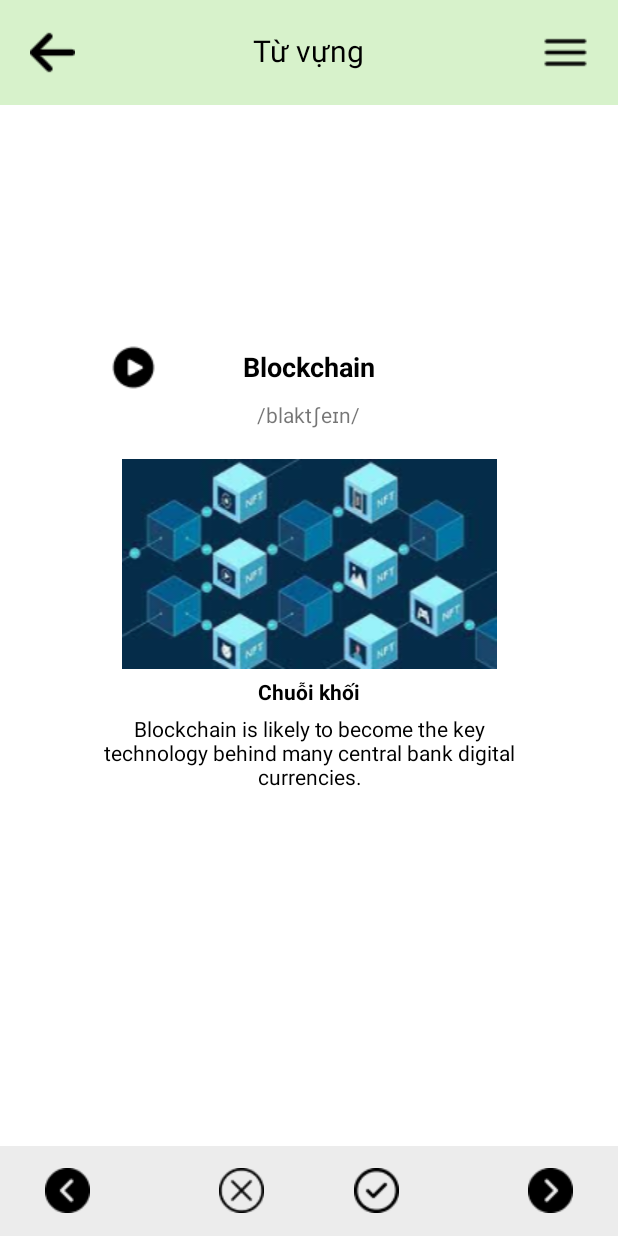
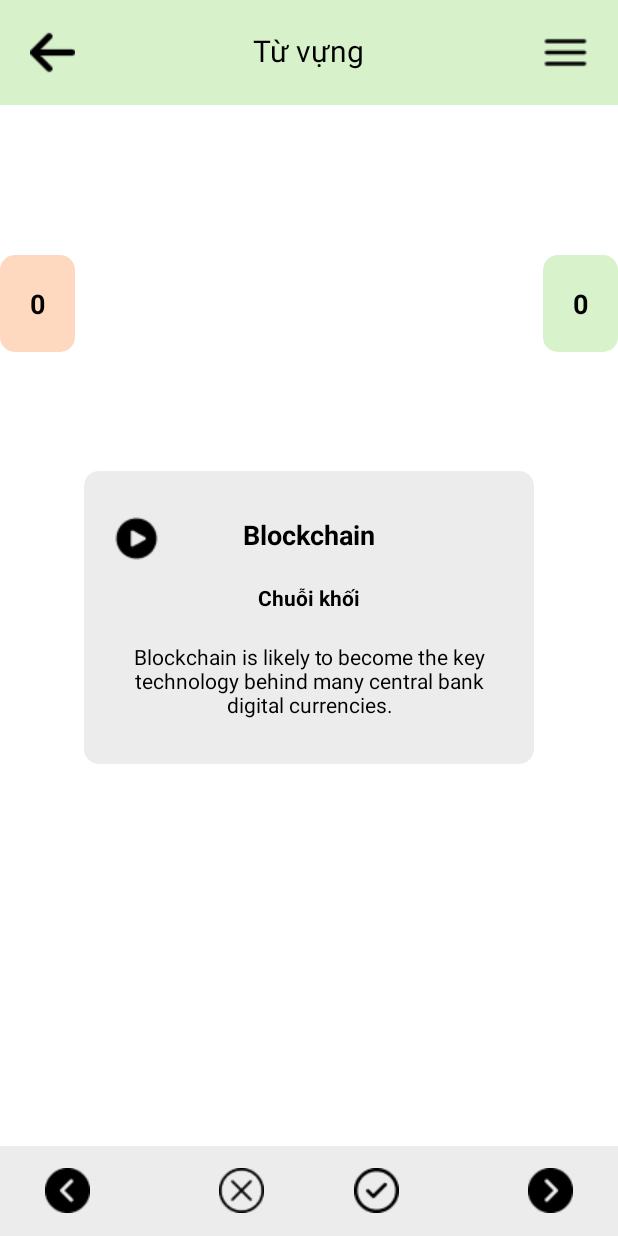
Before and after one commit to yagita2104/ESH, an Android app: the layout activity_vocab_screen.xml on its own in the app's theme, with its tools: preview values and no code run, on a phone screen of 412 x 824 dp. Run offline under Robolectric (Android 15) with nearby library versions, the phone set to English and light mode, and no system bars.

Commit message:
Big update

```diff
--- a/app/src/main/AndroidManifest.xml
+++ b/app/src/main/AndroidManifest.xml
@@ -14,6 +14,9 @@
         android:supportsRtl="true"
         android:theme="@style/Theme.ESH"
         tools:targetApi="31">
+        <activity
+            android:name=".activity.test.CheckScreen"
+            android:exported="false" />
         <activity
             android:name=".activity.test.TestScreen"
             android:exported="false" />
@@ -70,7 +73,7 @@
             android:exported="false" />
         <activity
             android:name=".activity.MainActivity"
-            android:exported="false"></activity>
+            android:exported="false" />
     </application>
 
 </manifest>
--- a/app/src/main/res/layout/activity_vocab_screen.xml
+++ b/app/src/main/res/layout/activity_vocab_screen.xml
@@ -6,6 +6,7 @@
     android:layout_height="match_parent"
     tools:context=".activity.home.VocabScreen">
     <RelativeLayout
+        android:id="@+id/rltVocab"
         android:layout_width="match_parent"
         android:layout_height="wrap_content"
         android:background="#d7f2cb">
@@ -43,19 +44,47 @@
             android:layout_marginBottom="20dip"
             android:src="@drawable/ic_button_list" />
     </RelativeLayout>
+    <TextView
+        android:id="@+id/txtAmountVocabUnknow"
+        android:layout_below="@+id/rltVocab"
+        android:layout_marginTop="100dp"
+        android:padding="20dp"
+        android:text="0"
+        android:textStyle="bold"
+        android:textSize="18sp"
+        android:textColor="@color/black"
+        android:layout_width="wrap_content"
+        android:layout_height="wrap_content"
+        android:backgroundTint="@color/home_color_button_2"
+        android:background="@drawable/rectangle"/>
+    <TextView
+        android:id="@+id/txtAmountVocabKnow"
+        android:layout_below="@+id/rltVocab"
+        android:layout_marginTop="100dp"
+        android:padding="20dp"
+        android:text="0"
+        android:textStyle="bold"
+        android:textSize="18sp"
+        android:textColor="@color/black"
+        android:layout_width="wrap_content"
+        android:layout_height="wrap_content"
+        android:backgroundTint="@color/home_color_button_1"
+        android:background="@drawable/rectangle"
+        android:layout_alignParentRight="true"/>
+
     <RelativeLayout
         android:layout_width="300dip"
-        android:layout_height="400dip"
-        android:layout_centerInParent="true">
+        android:layout_height="wrap_content"
+        android:layout_centerInParent="true"
+        android:background="@drawable/rectangle"
+        android:backgroundTint="@color/bottom_nav"
+        android:padding="20dp">
 
         <ImageView
             android:id="@+id/imgVocabSpeech"
             android:layout_width="30dip"
             android:layout_height="30dip"
-            android:layout_marginStart="18dip"
-            android:layout_marginTop="18dip"
-            android:layout_marginEnd="18dip"
-            android:layout_marginBottom="18dip"
+            android:layout_marginTop="10dp"
             android:src="@drawable/ic_volume" />
 
         <TextView
@@ -63,38 +92,35 @@
             android:layout_width="wrap_content"
             android:layout_height="wrap_content"
             android:layout_centerHorizontal="true"
-            android:layout_marginStart="20dip"
-            android:layout_marginTop="20dip"
-            android:layout_marginEnd="20dip"
-            android:layout_marginBottom="10dip"
+            android:padding="10dp"
             android:text="Blockchain"
             android:textColor="@color/black"
             android:textSize="18sp"
             android:textStyle="bold" />
 
-        <TextView
-            android:id="@+id/txtSpelling"
-            android:layout_width="wrap_content"
-            android:layout_height="wrap_content"
-            android:layout_below="@id/txtWord"
-            android:layout_centerHorizontal="true"
-            android:layout_marginBottom="20dip"
-            android:text="/blaktʃeɪn/" />
+        <!--        <TextView-->
+        <!--            android:id="@+id/txtSpelling"-->
+        <!--            android:layout_width="wrap_content"-->
+        <!--            android:layout_height="wrap_content"-->
+        <!--            android:layout_below="@id/txtWord"-->
+        <!--            android:layout_centerHorizontal="true"-->
+        <!--            android:layout_marginBottom="20dip"-->
+        <!--            android:text="/blaktʃeɪn/" />-->
 
-        <ImageView
-            android:id="@+id/imgIllustration"
-            android:layout_width="match_parent"
-            android:layout_height="wrap_content"
-            android:layout_below="@id/txtSpelling"
-            android:src="@drawable/vocab_test" />
+        <!--        <ImageView-->
+        <!--            android:id="@+id/imgIllustration"-->
+        <!--            android:layout_width="match_parent"-->
+        <!--            android:layout_height="wrap_content"-->
+        <!--            android:layout_below="@id/txtSpelling"-->
+        <!--            android:src="@drawable/vocab_test" />-->
 
         <TextView
             android:id="@+id/txtWordTranslate"
             android:layout_width="wrap_content"
             android:layout_height="wrap_content"
-            android:layout_below="@id/imgIllustration"
+            android:layout_below="@id/txtWord"
             android:layout_centerHorizontal="true"
-            android:layout_marginTop="5dip"
+            android:padding="10dp"
             android:text="Chuỗi khối"
             android:textColor="@color/black"
             android:textStyle="bold" />
@@ -104,10 +130,7 @@
             android:layout_width="match_parent"
             android:layout_height="wrap_content"
             android:layout_below="@id/txtWordTranslate"
-            android:layout_marginStart="5dip"
-            android:layout_marginTop="5dip"
-            android:layout_marginEnd="5dip"
-            android:layout_marginBottom="5dip"
+            android:padding="10dp"
             android:text="Blockchain is likely to become the key technology behind many central bank digital currencies."
             android:textAlignment="center"
             android:textColor="@color/black" />
```
Also changed, not shown: app/src/main/java/com/yagita/esh/activity/home/VocabScreen.java (+30 -15 lines), app/src/main/java/com/yagita/esh/activity/test/CheckScreen.java (added, +95 -0 lines), app/src/main/java/com/yagita/esh/activity/test/TestScreen.java (+92 -15 lines), app/src/main/java/com/yagita/esh/fragment/TestFragment.java (+17 -1 lines), app/src/main/java/com/yagita/esh/model/TestAnswer.java (added, +39 -0 lines), app/src/main/res/layout/activity_check_screen.xml (added, +72 -0 lines), app/src/main/res/layout/test_dialog_custom.xml (added, +67 -0 lines).
